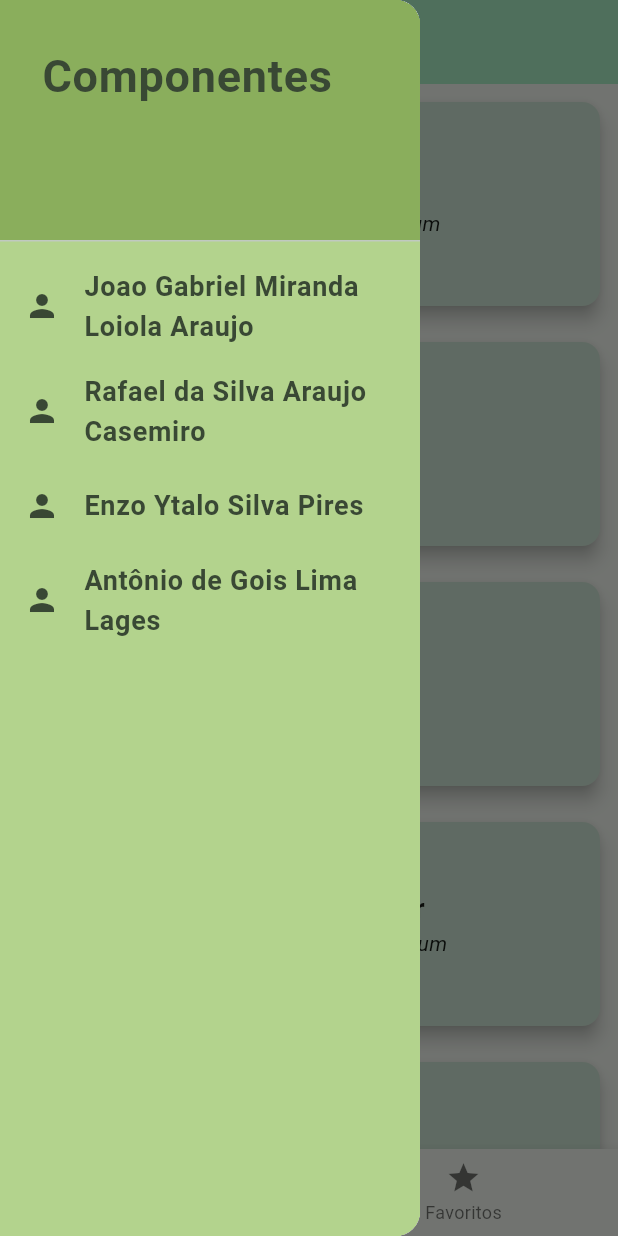
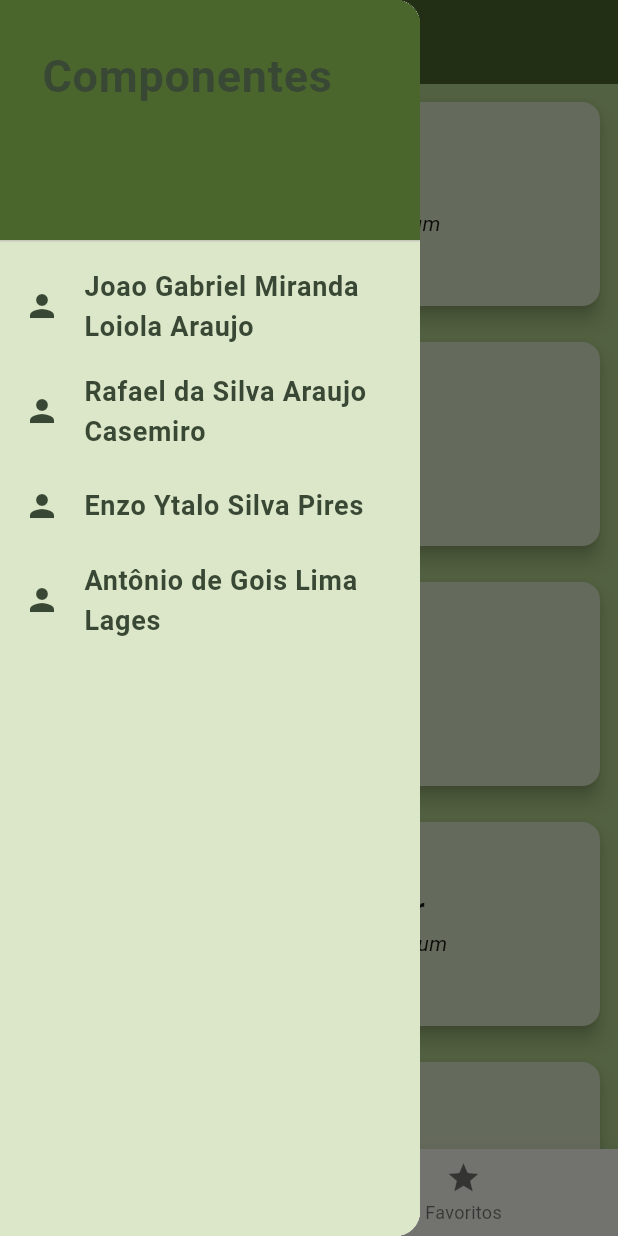
Before and after one commit to Rafael-Casemiro/app_cultivo, a Flutter app: the screen it shows after launch, with the side drawer open, on a phone screen of 412 x 824 dp. Run offline on Flutter 3.47's test engine with Material 3 defaults, Android fonts, the phone set to English and light mode, and no system bars; our stand-ins replace flutter_riverpod.

Commit message:
Ajustes após erros
Ajustes após inúmeros conflitos por causa de merge errôneo.

```diff
--- a/lib/main.dart
+++ b/lib/main.dart
@@ -16,7 +16,8 @@ class MyApp extends StatelessWidget {
     return MaterialApp(
       debugShowCheckedModeBanner: false,
       theme: ThemeData(
-        colorScheme: ColorScheme.fromSeed(seedColor: Colors.greenAccent),
+        colorScheme: ColorScheme.fromSeed(seedColor: Color(0xffb3d38d)),
+        scaffoldBackgroundColor: Color(0xffb3d38d),
       ),
       home: TabsScreen(),
     );
--- a/lib/screens/tabs.dart
+++ b/lib/screens/tabs.dart
@@ -41,8 +41,8 @@ class _TabsScreenState extends ConsumerState<TabsScreen> {
 
     return Scaffold(
       appBar: AppBar(
-        title: Text("Plants"),
-        backgroundColor: Theme.of(context).colorScheme.primaryContainer,
+        title: Text("Plantas"),
+        backgroundColor: Theme.of(context).colorScheme.primary,
         centerTitle: true,
       ),
       drawer: const HomeDrawer(),
--- a/lib/widgets/home_drawer.dart
+++ b/lib/widgets/home_drawer.dart
@@ -9,12 +9,12 @@ class HomeDrawer extends StatelessWidget{
     return Drawer(
         width: 280,
         child: Container(
-          color: Color(0xffb3d38d),
+          color: Theme.of(context).colorScheme.secondaryContainer,
           child: ListView(
             padding: EdgeInsets.zero,
             children: [
-              const DrawerHeader(
-                decoration: BoxDecoration(color: Color(0xFF8aae5c)),
+              DrawerHeader(
+                decoration: BoxDecoration(color: Theme.of(context).colorScheme.primary),
                 padding: EdgeInsets.all(28.0),
                 child: Text(
                   'Componentes',
```
Also changed, not shown: lib/screens/plants_details.dart (+30 -8 lines), pubspec.lock.
